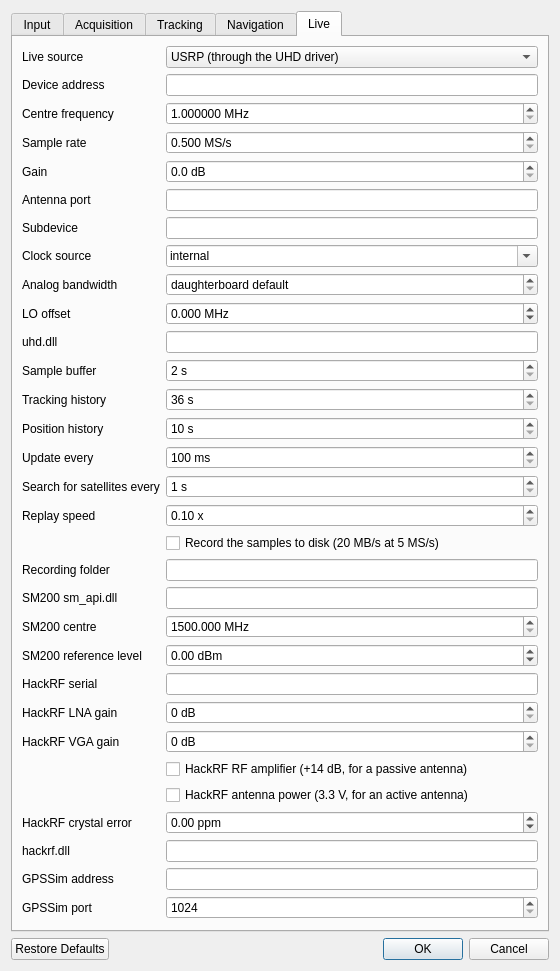
This is src/gui/SettingsDialog.ui in mfkiwl/SoftGpsReceiver as Qt 5 draws it before an edit. The edited form follows.
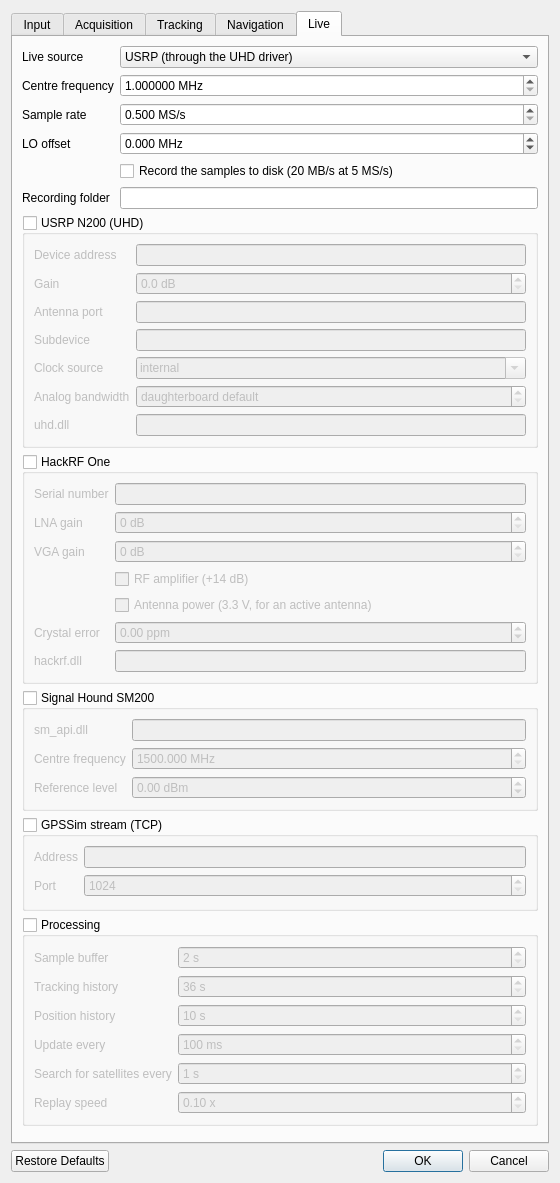
This is the edited form. The open tabs and pages were chosen to show the change.

Commit message:
Group the live settings by equipment
The Live tab of the settings dialog had grown too tall for a screen. The
settings of each radio (USRP, HackRF One, SM200), of the GPSSim stream and
of the processing now sit in groups whose title checkbox shows or hides
them; a closed group is one line, and the dialog shrinks back when one
closes. The group of the chosen live source opens by itself. The live
source, the tuning that the USRP and the HackRF share, and recording stay
visible. With one group open the dialog is about 585 px tall instead of
956.

```diff
--- a/src/gui/SettingsDialog.ui
+++ b/src/gui/SettingsDialog.ui
@@ -152,82 +152,171 @@
      <!-- ============================================================ Live -->
      <widget class="QWidget" name="liveTab">
       <attribute name="title"><string>Live</string></attribute>
-      <layout class="QFormLayout" name="liveForm">
-       <item row="0" column="0"><widget class="QLabel" name="liveSourceLabel"><property name="text"><string>Live source</string></property></widget></item>
-       <item row="0" column="1">
-        <widget class="QComboBox" name="liveSourceCombo">
-         <item><property name="text"><string>USRP (through the UHD driver)</string></property></item>
-         <item><property name="text"><string>Replay the open recording in real time</string></property></item>
-         <item><property name="text"><string>Signal Hound SM200 (through sm_api.dll)</string></property></item>
-         <item><property name="text"><string>GPSSim simulator (over TCP)</string></property></item>
-         <item><property name="text"><string>HackRF One (through hackrf.dll)</string></property></item>
+      <!-- The settings of each piece of equipment sit in a group whose title box shows or hides them (see
+           SettingsDialog.cpp), so that the tab fits on a screen -->
+      <layout class="QVBoxLayout" name="liveLayout">
+       <item>
+        <layout class="QFormLayout" name="liveForm">
+         <item row="0" column="0"><widget class="QLabel" name="liveSourceLabel"><property name="text"><string>Live source</string></property></widget></item>
+         <item row="0" column="1">
+          <widget class="QComboBox" name="liveSourceCombo">
+           <item><property name="text"><string>USRP (through the UHD driver)</string></property></item>
+           <item><property name="text"><string>Replay the open recording in real time</string></property></item>
+           <item><property name="text"><string>Signal Hound SM200 (through sm_api.dll)</string></property></item>
+           <item><property name="text"><string>GPSSim simulator (over TCP)</string></property></item>
+           <item><property name="text"><string>HackRF One (through hackrf.dll)</string></property></item>
+          </widget>
+         </item>
+         <item row="1" column="0"><widget class="QLabel" name="centerLabel"><property name="text"><string>Centre frequency</string></property></widget></item>
+         <item row="1" column="1"><widget class="QDoubleSpinBox" name="centerSpin"><property name="toolTip"><string>For a USRP or a HackRF</string></property><property name="suffix"><string> MHz</string></property><property name="decimals"><number>6</number></property><property name="minimum"><double>1.000000000000000</double></property><property name="maximum"><double>6000.000000000000000</double></property></widget></item>
+         <item row="2" column="0"><widget class="QLabel" name="rateLabel"><property name="text"><string>Sample rate</string></property></widget></item>
+         <item row="2" column="1"><widget class="QDoubleSpinBox" name="rateSpin"><property name="toolTip"><string>Complex samples per second, for a USRP or a HackRF. GPS works from 2 MS/s, Galileo needs 4 MS/s. The N200 gives 100 MHz divided by an integer and reports the rate it actually set; a HackRF takes any rate from 2 to 20 MS/s.</string></property><property name="suffix"><string> MS/s</string></property><property name="decimals"><number>3</number></property><property name="minimum"><double>0.500000000000000</double></property><property name="maximum"><double>50.000000000000000</double></property><property name="singleStep"><double>0.500000000000000</double></property></widget></item>
+         <item row="3" column="0"><widget class="QLabel" name="loOffsetLabel"><property name="text"><string>LO offset</string></property></widget></item>
+         <item row="3" column="1"><widget class="QDoubleSpinBox" name="loOffsetSpin"><property name="toolTip"><string>Tunes the LO this far from the centre, which keeps its leakage out of the band. A USRP's digital down-converter makes up the difference; with a HackRF the band then sits at this IF.</string></property><property name="suffix"><string> MHz</string></property><property name="decimals"><number>3</number></property><property name="minimum"><double>-100.000000000000000</double></property><property name="maximum"><double>100.000000000000000</double></property></widget></item>
+         <item row="4" column="1"><widget class="QCheckBox" name="recordCheck"><property name="text"><string>Record the samples to disk (20 MB/s at 5 MS/s)</string></property></widget></item>
+         <item row="5" column="0"><widget class="QLabel" name="recordDirLabel"><property name="text"><string>Recording folder</string></property></widget></item>
+         <item row="5" column="1"><widget class="QLineEdit" name="recordDirEdit"/></item>
+        </layout>
+       </item>
+       <item>
+        <widget class="QGroupBox" name="usrpGroup">
+         <property name="title"><string>USRP N200 (UHD)</string></property>
+         <property name="checkable"><bool>true</bool></property>
+         <property name="checked"><bool>false</bool></property>
+         <layout class="QVBoxLayout" name="usrpGroupLayout">
+          <item>
+           <widget class="QWidget" name="usrpBox">
+            <layout class="QFormLayout" name="usrpForm">
+             <property name="leftMargin"><number>0</number></property><property name="topMargin"><number>0</number></property><property name="rightMargin"><number>0</number></property><property name="bottomMargin"><number>0</number></property>
+             <item row="0" column="0"><widget class="QLabel" name="deviceArgsLabel"><property name="text"><string>Device address</string></property></widget></item>
+             <item row="0" column="1"><widget class="QLineEdit" name="deviceArgsEdit"><property name="toolTip"><string>UHD device arguments, e.g. addr=192.168.10.2 (the N200 default). recv_buff_size=50000000 can be appended to help against overflows.</string></property></widget></item>
+             <item row="1" column="0"><widget class="QLabel" name="gainLabel"><property name="text"><string>Gain</string></property></widget></item>
+             <item row="1" column="1"><widget class="QDoubleSpinBox" name="gainSpin"><property name="suffix"><string> dB</string></property><property name="decimals"><number>1</number></property><property name="maximum"><double>120.000000000000000</double></property></widget></item>
+             <item row="2" column="0"><widget class="QLabel" name="antennaLabel"><property name="text"><string>Antenna port</string></property></widget></item>
+             <item row="2" column="1"><widget class="QLineEdit" name="antennaEdit"><property name="toolTip"><string>Empty = the daughterboard's default, e.g. RX2 or TX/RX on a WBX or SBX (RF 2 and RF 1 on an N200's front panel)</string></property></widget></item>
+             <item row="3" column="0"><widget class="QLabel" name="subdevLabel"><property name="text"><string>Subdevice</string></property></widget></item>
+             <item row="3" column="1"><widget class="QLineEdit" name="subdevEdit"><property name="toolTip"><string>Empty = the default, e.g. A:0</string></property></widget></item>
+             <item row="4" column="0"><widget class="QLabel" name="clockLabel"><property name="text"><string>Clock source</string></property></widget></item>
+             <item row="4" column="1">
+              <widget class="QComboBox" name="clockCombo">
+               <property name="editable"><bool>true</bool></property>
+               <item><property name="text"><string>internal</string></property></item>
+               <item><property name="text"><string>external</string></property></item>
+               <item><property name="text"><string>gpsdo</string></property></item>
+               <item><property name="text"><string>mimo</string></property></item>
+              </widget>
+             </item>
+             <item row="5" column="0"><widget class="QLabel" name="bandwidthLabel"><property name="text"><string>Analog bandwidth</string></property></widget></item>
+             <item row="5" column="1"><widget class="QDoubleSpinBox" name="bandwidthSpin"><property name="specialValueText"><string>daughterboard default</string></property><property name="suffix"><string> MHz</string></property><property name="decimals"><number>3</number></property><property name="maximum"><double>200.000000000000000</double></property></widget></item>
+             <item row="6" column="0"><widget class="QLabel" name="uhdPathLabel"><property name="text"><string>uhd.dll</string></property></widget></item>
+             <item row="6" column="1"><widget class="QLineEdit" name="uhdPathEdit"><property name="toolTip"><string>Empty = look in UHD_PKG_PATH, Program Files and PATH</string></property></widget></item>
+            </layout>
+           </widget>
+          </item>
+         </layout>
         </widget>
        </item>
-       <item row="1" column="0"><widget class="QLabel" name="deviceArgsLabel"><property name="text"><string>Device address</string></property></widget></item>
-       <item row="1" column="1"><widget class="QLineEdit" name="deviceArgsEdit"><property name="toolTip"><string>UHD device arguments, e.g. addr=192.168.10.2 (the N200 default). recv_buff_size=50000000 can be appended to help against overflows.</string></property></widget></item>
-       <item row="2" column="0"><widget class="QLabel" name="centerLabel"><property name="text"><string>Centre frequency</string></property></widget></item>
-       <item row="2" column="1"><widget class="QDoubleSpinBox" name="centerSpin"><property name="suffix"><string> MHz</string></property><property name="decimals"><number>6</number></property><property name="minimum"><double>1.000000000000000</double></property><property name="maximum"><double>6000.000000000000000</double></property></widget></item>
-       <item row="3" column="0"><widget class="QLabel" name="rateLabel"><property name="text"><string>Sample rate</string></property></widget></item>
-       <item row="3" column="1"><widget class="QDoubleSpinBox" name="rateSpin"><property name="toolTip"><string>Complex samples per second. GPS works from 2 MS/s, Galileo needs 4 MS/s. The N200 gives 100 MHz divided by an integer and reports the rate it actually set.</string></property><property name="suffix"><string> MS/s</string></property><property name="decimals"><number>3</number></property><property name="minimum"><double>0.500000000000000</double></property><property name="maximum"><double>50.000000000000000</double></property><property name="singleStep"><double>0.500000000000000</double></property></widget></item>
-       <item row="4" column="0"><widget class="QLabel" name="gainLabel"><property name="text"><string>Gain</string></property></widget></item>
-       <item row="4" column="1"><widget class="QDoubleSpinBox" name="gainSpin"><property name="suffix"><string> dB</string></property><property name="decimals"><number>1</number></property><property name="maximum"><double>120.000000000000000</double></property></widget></item>
-       <item row="5" column="0"><widget class="QLabel" name="antennaLabel"><property name="text"><string>Antenna port</string></property></widget></item>
-       <item row="5" column="1"><widget class="QLineEdit" name="antennaEdit"><property name="toolTip"><string>Empty = the daughterboard's default, e.g. RX2 or TX/RX on a WBX or SBX</string></property></widget></item>
-       <item row="6" column="0"><widget class="QLabel" name="subdevLabel"><property name="text"><string>Subdevice</string></property></widget></item>
-       <item row="6" column="1"><widget class="QLineEdit" name="subdevEdit"><property name="toolTip"><string>Empty = the default, e.g. A:0</string></property></widget></item>
-       <item row="7" column="0"><widget class="QLabel" name="clockLabel"><property name="text"><string>Clock source</string></property></widget></item>
-       <item row="7" column="1">
-        <widget class="QComboBox" name="clockCombo">
-         <property name="editable"><bool>true</bool></property>
-         <item><property name="text"><string>internal</string></property></item>
-         <item><property name="text"><string>external</string></property></item>
-         <item><property name="text"><string>gpsdo</string></property></item>
-         <item><property name="text"><string>mimo</string></property></item>
+       <item>
+        <widget class="QGroupBox" name="hackrfGroup">
+         <property name="title"><string>HackRF One</string></property>
+         <property name="checkable"><bool>true</bool></property>
+         <property name="checked"><bool>false</bool></property>
+         <layout class="QVBoxLayout" name="hackrfGroupLayout">
+          <item>
+           <widget class="QWidget" name="hackrfBox">
+            <layout class="QFormLayout" name="hackrfForm">
+             <property name="leftMargin"><number>0</number></property><property name="topMargin"><number>0</number></property><property name="rightMargin"><number>0</number></property><property name="bottomMargin"><number>0</number></property>
+             <item row="0" column="0"><widget class="QLabel" name="hackrfSerialLabel"><property name="text"><string>Serial number</string></property></widget></item>
+             <item row="0" column="1"><widget class="QLineEdit" name="hackrfSerialEdit"><property name="toolTip"><string>Or its last digits. Empty = the first HackRF found.</string></property></widget></item>
+             <item row="1" column="0"><widget class="QLabel" name="hackrfLnaLabel"><property name="text"><string>LNA gain</string></property></widget></item>
+             <item row="1" column="1"><widget class="QSpinBox" name="hackrfLnaSpin"><property name="suffix"><string> dB</string></property><property name="maximum"><number>40</number></property><property name="singleStep"><number>8</number></property></widget></item>
+             <item row="2" column="0"><widget class="QLabel" name="hackrfVgaLabel"><property name="text"><string>VGA gain</string></property></widget></item>
+             <item row="2" column="1"><widget class="QSpinBox" name="hackrfVgaSpin"><property name="suffix"><string> dB</string></property><property name="maximum"><number>62</number></property><property name="singleStep"><number>2</number></property></widget></item>
+             <item row="3" column="1"><widget class="QCheckBox" name="hackrfAmpCheck"><property name="toolTip"><string>Needed when the antenna's noise is not well above the HackRF's own: switching the antenna power on should raise the level by several dB.</string></property><property name="text"><string>RF amplifier (+14 dB)</string></property></widget></item>
+             <item row="4" column="1"><widget class="QCheckBox" name="hackrfPowerCheck"><property name="toolTip"><string>Never with a cable to another radio or a signal generator: the DC would go into it.</string></property><property name="text"><string>Antenna power (3.3 V, for an active antenna)</string></property></widget></item>
+             <item row="5" column="0"><widget class="QLabel" name="hackrfPpmLabel"><property name="text"><string>Crystal error</string></property></widget></item>
+             <item row="5" column="1"><widget class="QDoubleSpinBox" name="hackrfPpmSpin"><property name="toolTip"><string>Positive when the HackRF runs fast. The tuning and the sample rate are corrected by it.</string></property><property name="suffix"><string> ppm</string></property><property name="decimals"><number>2</number></property><property name="minimum"><double>-100.000000000000000</double></property><property name="maximum"><double>100.000000000000000</double></property><property name="singleStep"><double>0.100000000000000</double></property></widget></item>
+             <item row="6" column="0"><widget class="QLabel" name="hackrfPathLabel"><property name="text"><string>hackrf.dll</string></property></widget></item>
+             <item row="6" column="1"><widget class="QLineEdit" name="hackrfPathEdit"><property name="toolTip"><string>Empty = next to the program, then PATH. libusb-1.0.dll must sit beside it.</string></property></widget></item>
+            </layout>
+           </widget>
+          </item>
+         </layout>
         </widget>
        </item>
-       <item row="8" column="0"><widget class="QLabel" name="bandwidthLabel"><property name="text"><string>Analog bandwidth</string></property></widget></item>
-       <item row="8" column="1"><widget class="QDoubleSpinBox" name="bandwidthSpin"><property name="specialValueText"><string>daughterboard default</string></property><property name="suffix"><string> MHz</string></property><property name="decimals"><number>3</number></property><property name="maximum"><double>200.000000000000000</double></property></widget></item>
-       <item row="9" column="0"><widget class="QLabel" name="loOffsetLabel"><property name="text"><string>LO offset</string></property></widget></item>
-       <item row="9" column="1"><widget class="QDoubleSpinBox" name="loOffsetSpin"><property name="toolTip"><string>Tunes the LO this far from the centre and lets the digital down-converter make up the difference, which keeps the LO leakage out of the band.</string></property><property name="suffix"><string> MHz</string></property><property name="decimals"><number>3</number></property><property name="minimum"><double>-100.000000000000000</double></property><property name="maximum"><double>100.000000000000000</double></property></widget></item>
-       <item row="10" column="0"><widget class="QLabel" name="uhdPathLabel"><property name="text"><string>uhd.dll</string></property></widget></item>
-       <item row="10" column="1"><widget class="QLineEdit" name="uhdPathEdit"><property name="toolTip"><string>Empty = look in UHD_PKG_PATH, Program Files and PATH</string></property></widget></item>
-       <item row="11" column="0"><widget class="QLabel" name="ringLabel"><property name="text"><string>Sample buffer</string></property></widget></item>
-       <item row="11" column="1"><widget class="QSpinBox" name="ringSpin"><property name="suffix"><string> s</string></property><property name="minimum"><number>2</number></property><property name="maximum"><number>120</number></property></widget></item>
-       <item row="12" column="0"><widget class="QLabel" name="windowLabel"><property name="text"><string>Tracking history</string></property></widget></item>
-       <item row="12" column="1"><widget class="QSpinBox" name="windowSpin"><property name="suffix"><string> s</string></property><property name="minimum"><number>36</number></property><property name="maximum"><number>600</number></property></widget></item>
-       <item row="13" column="0"><widget class="QLabel" name="historyLabel"><property name="text"><string>Position history</string></property></widget></item>
-       <item row="13" column="1"><widget class="QSpinBox" name="historySpin"><property name="suffix"><string> s</string></property><property name="minimum"><number>10</number></property><property name="maximum"><number>86400</number></property></widget></item>
-       <item row="14" column="0"><widget class="QLabel" name="updateLabel"><property name="text"><string>Update every</string></property></widget></item>
-       <item row="14" column="1"><widget class="QSpinBox" name="updateSpin"><property name="suffix"><string> ms</string></property><property name="minimum"><number>100</number></property><property name="maximum"><number>10000</number></property><property name="singleStep"><number>100</number></property></widget></item>
-       <item row="15" column="0"><widget class="QLabel" name="acqIntervalLabel"><property name="text"><string>Search for satellites every</string></property></widget></item>
-       <item row="15" column="1"><widget class="QSpinBox" name="acqIntervalSpin"><property name="suffix"><string> s</string></property><property name="minimum"><number>1</number></property><property name="maximum"><number>600</number></property></widget></item>
-       <item row="16" column="0"><widget class="QLabel" name="replaySpeedLabel"><property name="text"><string>Replay speed</string></property></widget></item>
-       <item row="16" column="1"><widget class="QDoubleSpinBox" name="replaySpeedSpin"><property name="suffix"><string> x</string></property><property name="minimum"><double>0.100000000000000</double></property><property name="maximum"><double>100.000000000000000</double></property></widget></item>
-       <item row="17" column="1"><widget class="QCheckBox" name="recordCheck"><property name="text"><string>Record the samples to disk (20 MB/s at 5 MS/s)</string></property></widget></item>
-       <item row="18" column="0"><widget class="QLabel" name="recordDirLabel"><property name="text"><string>Recording folder</string></property></widget></item>
-       <item row="18" column="1"><widget class="QLineEdit" name="recordDirEdit"/></item>
-       <item row="30" column="0"><widget class="QLabel" name="tcpHostLabel"><property name="text"><string>GPSSim address</string></property></widget></item>
-       <item row="30" column="1"><widget class="QLineEdit" name="tcpHostEdit"/></item>
-       <item row="31" column="0"><widget class="QLabel" name="tcpPortLabel"><property name="text"><string>GPSSim port</string></property></widget></item>
-       <item row="31" column="1"><widget class="QSpinBox" name="tcpPortSpin"><property name="minimum"><number>1024</number></property><property name="maximum"><number>65535</number></property></widget></item>
-       <item row="19" column="0"><widget class="QLabel" name="smPathLabel"><property name="text"><string>SM200 sm_api.dll</string></property></widget></item>
-       <item row="19" column="1"><widget class="QLineEdit" name="smPathEdit"><property name="toolTip"><string>Path of sm_api.dll from the Signal Hound SDK. Empty = next to the program, then the system path.</string></property></widget></item>
-       <item row="20" column="0"><widget class="QLabel" name="smCenterLabel"><property name="text"><string>SM200 centre</string></property></widget></item>
-       <item row="20" column="1"><widget class="QDoubleSpinBox" name="smCenterSpin"><property name="toolTip"><string>41.5 MHz is usable at 50 MS/s. 1590 MHz covers L1/E1 and every GLONASS channel; 1585 MHz clips channel +6.</string></property><property name="suffix"><string> MHz</string></property><property name="decimals"><number>3</number></property><property name="minimum"><double>1500.000000000000000</double></property><property name="maximum"><double>1700.000000000000000</double></property></widget></item>
-       <item row="21" column="0"><widget class="QLabel" name="smRefLabel"><property name="text"><string>SM200 reference level</string></property></widget></item>
-       <item row="21" column="1"><widget class="QDoubleSpinBox" name="smRefSpin"><property name="suffix"><string> dBm</string></property><property name="minimum"><double>-130.000000000000000</double></property><property name="maximum"><double>20.000000000000000</double></property></widget></item>
-       <item row="22" column="0"><widget class="QLabel" name="hackrfSerialLabel"><property name="text"><string>HackRF serial</string></property></widget></item>
-       <item row="22" column="1"><widget class="QLineEdit" name="hackrfSerialEdit"><property name="toolTip"><string>Or its last digits. Empty = the first HackRF found. The HackRF uses the centre frequency, sample rate (2 to 20 MS/s) and LO offset above; with an LO offset the band sits at that IF.</string></property></widget></item>
-       <item row="23" column="0"><widget class="QLabel" name="hackrfLnaLabel"><property name="text"><string>HackRF LNA gain</string></property></widget></item>
-       <item row="23" column="1"><widget class="QSpinBox" name="hackrfLnaSpin"><property name="suffix"><string> dB</string></property><property name="maximum"><number>40</number></property><property name="singleStep"><number>8</number></property></widget></item>
-       <item row="24" column="0"><widget class="QLabel" name="hackrfVgaLabel"><property name="text"><string>HackRF VGA gain</string></property></widget></item>
-       <item row="24" column="1"><widget class="QSpinBox" name="hackrfVgaSpin"><property name="suffix"><string> dB</string></property><property name="maximum"><number>62</number></property><property name="singleStep"><number>2</number></property></widget></item>
-       <item row="25" column="1"><widget class="QCheckBox" name="hackrfAmpCheck"><property name="text"><string>HackRF RF amplifier (+14 dB, for a passive antenna)</string></property></widget></item>
-       <item row="26" column="1"><widget class="QCheckBox" name="hackrfPowerCheck"><property name="toolTip"><string>Never with a cable to another radio or a signal generator: the DC would go into it.</string></property><property name="text"><string>HackRF antenna power (3.3 V, for an active antenna)</string></property></widget></item>
-       <item row="27" column="0"><widget class="QLabel" name="hackrfPpmLabel"><property name="text"><string>HackRF crystal error</string></property></widget></item>
-       <item row="27" column="1"><widget class="QDoubleSpinBox" name="hackrfPpmSpin"><property name="toolTip"><string>Positive when the HackRF runs fast. The tuning and the sample rate are corrected by it.</string></property><property name="suffix"><string> ppm</string></property><property name="decimals"><number>2</number></property><property name="minimum"><double>-100.000000000000000</double></property><property name="maximum"><double>100.000000000000000</double></property><property name="singleStep"><double>0.100000000000000</double></property></widget></item>
-       <item row="28" column="0"><widget class="QLabel" name="hackrfPathLabel"><property name="text"><string>hackrf.dll</string></property></widget></item>
-       <item row="28" column="1"><widget class="QLineEdit" name="hackrfPathEdit"><property name="toolTip"><string>Empty = next to the program, then PATH. libusb-1.0.dll must sit beside it.</string></property></widget></item>
+       <item>
+        <widget class="QGroupBox" name="smGroup">
+         <property name="title"><string>Signal Hound SM200</string></property>
+         <property name="checkable"><bool>true</bool></property>
+         <property name="checked"><bool>false</bool></property>
+         <layout class="QVBoxLayout" name="smGroupLayout">
+          <item>
+           <widget class="QWidget" name="smBox">
+            <layout class="QFormLayout" name="smForm">
+             <property name="leftMargin"><number>0</number></property><property name="topMargin"><number>0</number></property><property name="rightMargin"><number>0</number></property><property name="bottomMargin"><number>0</number></property>
+             <item row="0" column="0"><widget class="QLabel" name="smPathLabel"><property name="text"><string>sm_api.dll</string></property></widget></item>
+             <item row="0" column="1"><widget class="QLineEdit" name="smPathEdit"><property name="toolTip"><string>Path of sm_api.dll from the Signal Hound SDK. Empty = next to the program, then the system path.</string></property></widget></item>
+             <item row="1" column="0"><widget class="QLabel" name="smCenterLabel"><property name="text"><string>Centre frequency</string></property></widget></item>
+             <item row="1" column="1"><widget class="QDoubleSpinBox" name="smCenterSpin"><property name="toolTip"><string>41.5 MHz is usable at 50 MS/s. 1590 MHz covers L1/E1 and every GLONASS channel; 1585 MHz clips channel +6.</string></property><property name="suffix"><string> MHz</string></property><property name="decimals"><number>3</number></property><property name="minimum"><double>1500.000000000000000</double></property><property name="maximum"><double>1700.000000000000000</double></property></widget></item>
+             <item row="2" column="0"><widget class="QLabel" name="smRefLabel"><property name="text"><string>Reference level</string></property></widget></item>
+             <item row="2" column="1"><widget class="QDoubleSpinBox" name="smRefSpin"><property name="suffix"><string> dBm</string></property><property name="minimum"><double>-130.000000000000000</double></property><property name="maximum"><double>20.000000000000000</double></property></widget></item>
+            </layout>
+           </widget>
+          </item>
+         </layout>
+        </widget>
+       </item>
+       <item>
+        <widget class="QGroupBox" name="tcpGroup">
+         <property name="title"><string>GPSSim stream (TCP)</string></property>
+         <property name="checkable"><bool>true</bool></property>
+         <property name="checked"><bool>false</bool></property>
+         <layout class="QVBoxLayout" name="tcpGroupLayout">
+          <item>
+           <widget class="QWidget" name="tcpBox">
+            <layout class="QFormLayout" name="tcpForm">
+             <property name="leftMargin"><number>0</number></property><property name="topMargin"><number>0</number></property><property name="rightMargin"><number>0</number></property><property name="bottomMargin"><number>0</number></property>
+             <item row="0" column="0"><widget class="QLabel" name="tcpHostLabel"><property name="text"><string>Address</string></property></widget></item>
+             <item row="0" column="1"><widget class="QLineEdit" name="tcpHostEdit"/></item>
+             <item row="1" column="0"><widget class="QLabel" name="tcpPortLabel"><property name="text"><string>Port</string></property></widget></item>
+             <item row="1" column="1"><widget class="QSpinBox" name="tcpPortSpin"><property name="minimum"><number>1024</number></property><property name="maximum"><number>65535</number></property></widget></item>
+            </layout>
+           </widget>
+          </item>
+         </layout>
+        </widget>
+       </item>
+       <item>
+        <widget class="QGroupBox" name="processingGroup">
+         <property name="title"><string>Processing</string></property>
+         <property name="checkable"><bool>true</bool></property>
+         <property name="checked"><bool>false</bool></property>
+         <layout class="QVBoxLayout" name="processingGroupLayout">
+          <item>
+           <widget class="QWidget" name="processingBox">
+            <layout class="QFormLayout" name="processingForm">
+             <property name="leftMargin"><number>0</number></property><property name="topMargin"><number>0</number></property><property name="rightMargin"><number>0</number></property><property name="bottomMargin"><number>0</number></property>
+             <item row="0" column="0"><widget class="QLabel" name="ringLabel"><property name="text"><string>Sample buffer</string></property></widget></item>
+             <item row="0" column="1"><widget class="QSpinBox" name="ringSpin"><property name="suffix"><string> s</string></property><property name="minimum"><number>2</number></property><property name="maximum"><number>120</number></property></widget></item>
+             <item row="1" column="0"><widget class="QLabel" name="windowLabel"><property name="text"><string>Tracking history</string></property></widget></item>
+             <item row="1" column="1"><widget class="QSpinBox" name="windowSpin"><property name="suffix"><string> s</string></property><property name="minimum"><number>36</number></property><property name="maximum"><number>600</number></property></widget></item>
+             <item row="2" column="0"><widget class="QLabel" name="historyLabel"><property name="text"><string>Position history</string></property></widget></item>
+             <item row="2" column="1"><widget class="QSpinBox" name="historySpin"><property name="suffix"><string> s</string></property><property name="minimum"><number>10</number></property><property name="maximum"><number>86400</number></property></widget></item>
+             <item row="3" column="0"><widget class="QLabel" name="updateLabel"><property name="text"><string>Update every</string></property></widget></item>
+             <item row="3" column="1"><widget class="QSpinBox" name="updateSpin"><property name="suffix"><string> ms</string></property><property name="minimum"><number>100</number></property><property name="maximum"><number>10000</number></property><property name="singleStep"><number>100</number></property></widget></item>
+             <item row="4" column="0"><widget class="QLabel" name="acqIntervalLabel"><property name="text"><string>Search for satellites every</string></property></widget></item>
+             <item row="4" column="1"><widget class="QSpinBox" name="acqIntervalSpin"><property name="suffix"><string> s</string></property><property name="minimum"><number>1</number></property><property name="maximum"><number>600</number></property></widget></item>
+             <item row="5" column="0"><widget class="QLabel" name="replaySpeedLabel"><property name="text"><string>Replay speed</string></property></widget></item>
+             <item row="5" column="1"><widget class="QDoubleSpinBox" name="replaySpeedSpin"><property name="suffix"><string> x</string></property><property name="minimum"><double>0.100000000000000</double></property><property name="maximum"><double>100.000000000000000</double></property></widget></item>
+            </layout>
+           </widget>
+          </item>
+         </layout>
+        </widget>
+       </item>
+       <item>
+        <spacer name="liveSpacer"><property name="orientation"><enum>Qt::Vertical</enum></property></spacer>
+       </item>
       </layout>
      </widget>
     </widget>
```
The commit also changes 3 other files.
